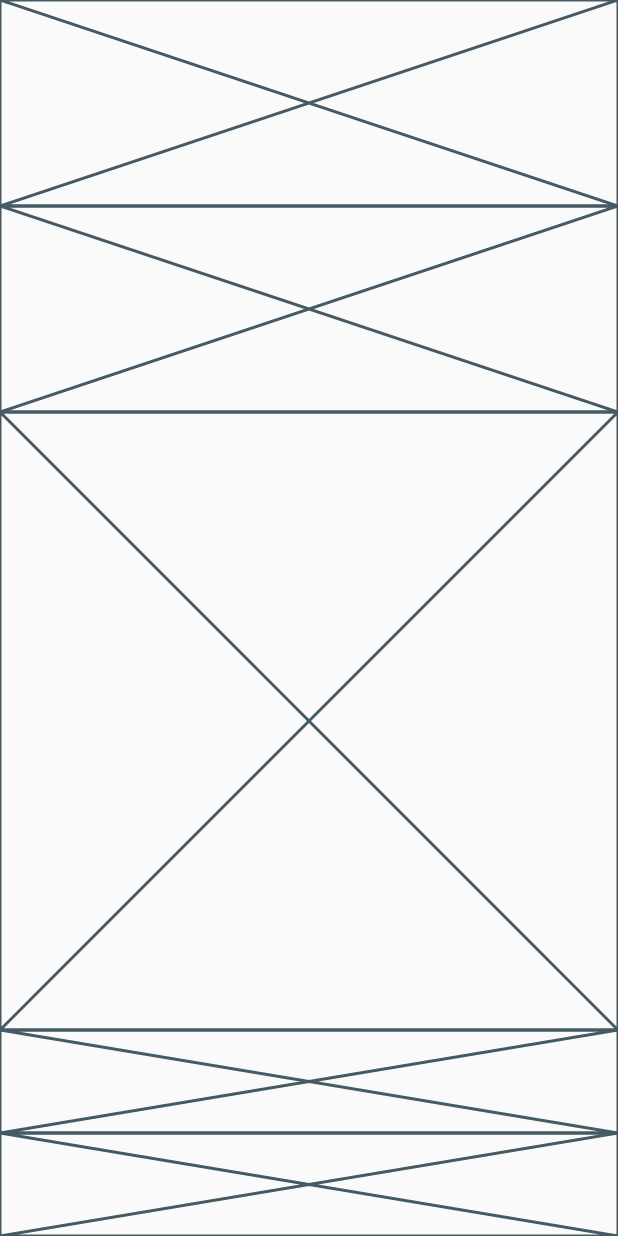
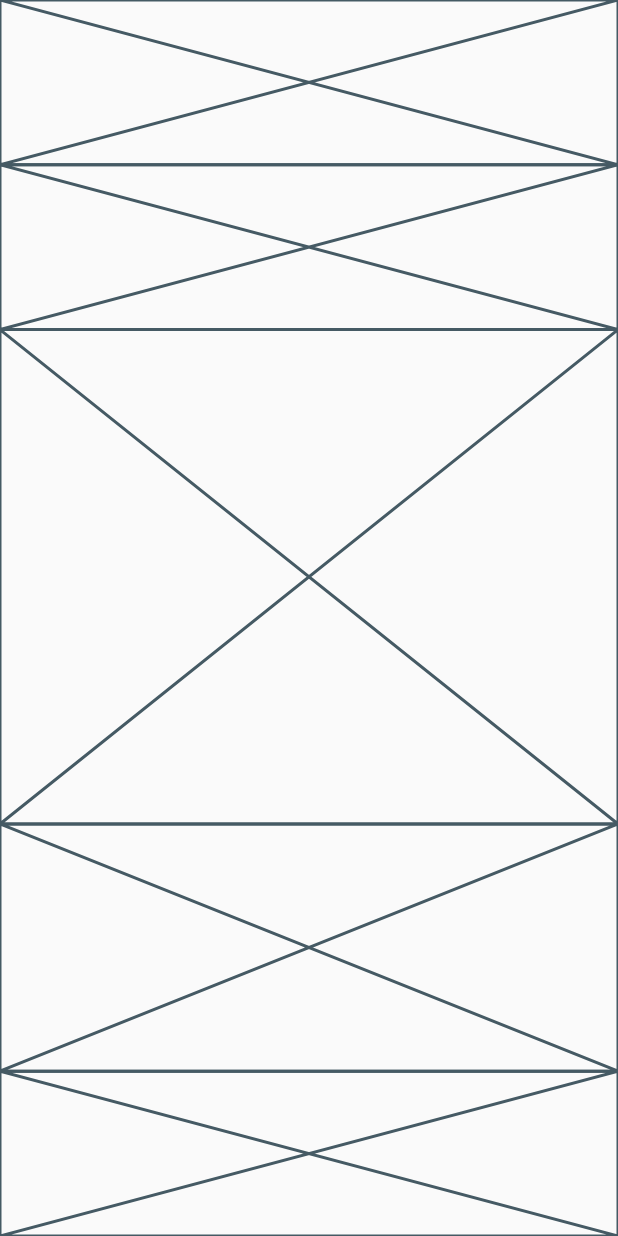
Before and after one commit to JAICHANGPARK/flutter_notebook_11th_story, a Flutter app: the screen it shows after launch, on a phone screen of 412 x 824 dp. Run offline on Flutter 3.47's test engine with Material 2 defaults, Android fonts, the phone set to English and light mode, and no system bars; our stand-ins replace backdrop, badges, flutter_inner_drawer, flutter_slidable, flutter_swiper, google_fonts.

Commit message:
Update experience_home_page.dart

```diff
--- a/lib/ep718_experience_app/experience_home_page.dart
+++ b/lib/ep718_experience_app/experience_home_page.dart
@@ -21,8 +21,12 @@ class _ExperienceHomePageState extends State<ExperienceHomePage> {
             Expanded(
                 flex: 6,
                 child: Placeholder()),
-            Expanded(child: Placeholder()),
-            Expanded(child: Placeholder()),
+            Expanded(
+                flex: 3,
+                child: Placeholder()),
+            Expanded(
+                flex: 2,
+                child: Placeholder()),
           ],
         ),
       ),
```
